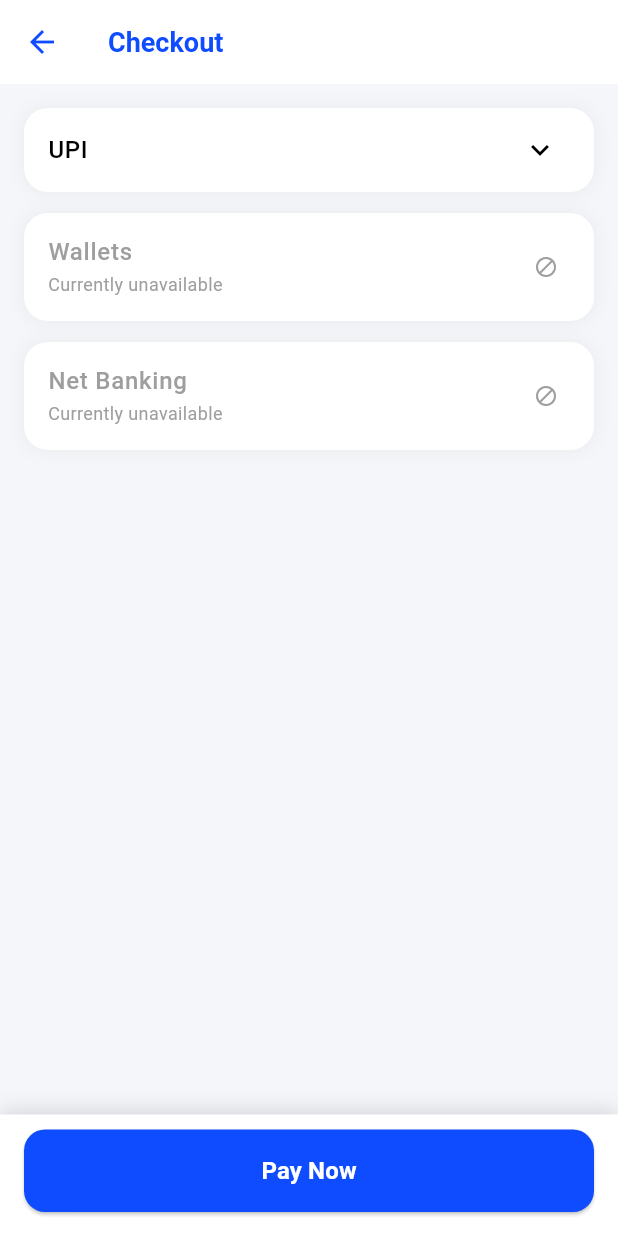
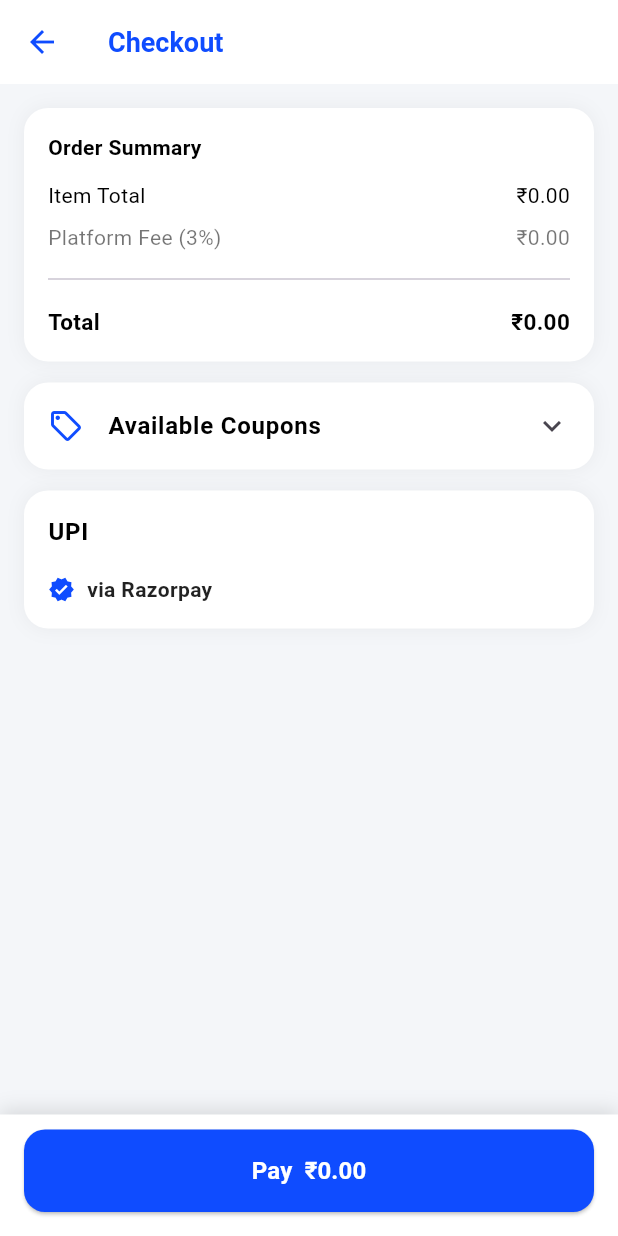
Before and after one commit to NevarkTechnologies/NRK-CFS-M3, a Flutter app: the CheckoutPage screen opened directly, on a phone screen of 412 x 824 dp. Run offline on Flutter 3.47's test engine with Material 3 defaults, Android fonts, the phone set to English and light mode, and no system bars; our stand-ins replace cloud_firestore, firebase_auth, firebase_core, firebase_messaging, fl_chart, flutter_animate and 5 more; missing offline and left inert: dart:html, dart:js, excel, razorpay_flutter; accounts and stored records are empty.

Commit message:
claude code edits

```diff
--- a/Demo_FoodApp/lib/model/notification_model.dart
+++ b/Demo_FoodApp/lib/model/notification_model.dart
@@ -1,13 +1,15 @@
+import 'package:flutter/foundation.dart';
 import '../services/api_service.dart';
 
 class NotificationModel {
   static List<Map<String, dynamic>> notifications = [];
+  static final ValueNotifier<int> refreshSignal = ValueNotifier(0);
 
   static Future<void> fetchNotifications(String userId) async {
     try {
       notifications = await ApiService.getNotifications(userId);
+      refreshSignal.value++;
     } catch (e) {
-      // If API fails, keep empty list or handle error
       notifications = [];
       rethrow;
     }
--- a/Demo_FoodApp/lib/screens/checkout_page.dart
+++ b/Demo_FoodApp/lib/screens/checkout_page.dart
@@ -5,7 +5,6 @@ import 'cart_page.dart';
 import '../services/api_service.dart';
 import '../services/session.dart';
 import '../services/razorpay_helper.dart';
-import 'package:url_launcher/url_launcher.dart';
 
 class CheckoutPage extends StatefulWidget {
   final List<OrderItem>? items;
@@ -29,40 +28,28 @@ class _CheckoutPageState extends State<CheckoutPage> {
   final Color primaryColor = const Color(0xFF0F4CFF);
 
   String selectedMethod = "";
-  String selectedUPIApp = "";
-  String selectedWallet = "";
-  String selectedBank = "";
   bool isSubmitting = false;
-  Future<void> launchUPIApp({
-  required String upiId,
-  required String name,
-  required double amount,
-}) async {
-
-  Uri uri = Uri.parse(
-    "upi://pay?pa=$upiId&pn=$name&am=$amount&cu=INR"
-  );
-
-  if (await canLaunchUrl(uri)) {
-    await launchUrl(
-      uri,
-      mode: LaunchMode.externalApplication,
-    );
-  } else {
-    _showError("UPI app not found");
-  }
-}
-
   final TextEditingController upiController = TextEditingController();
 
   Map<String, dynamic>? _currentOrder;
   Map<String, dynamic>? _razorpayOrder;
+
+  double get _itemTotal {
+    if (widget.isReorder && widget.items != null) {
+      return widget.items!.fold(0.0, (s, i) => s + i.price * i.quantity);
+    }
+    return globalCartItems.fold(0.0, (s, i) => s + (i["price"] as num) * (i["qty"] as int));
+  }
+
+  double get _platformFee => double.parse((_itemTotal * 0.03).toStringAsFixed(2));
+  double get _grandTotal => _itemTotal + _platformFee;
 
   bool get isDark => Theme.of(context).brightness == Brightness.dark;
 
   @override
   void initState() {
     super.initState();
+    selectedMethod = "upi";
     initRazorpay(_handleRazorpaySuccess, _handleRazorpayError);
   }
 
@@ -127,9 +114,9 @@ Container(
           ),
         ),
     ],
-                  _section("UPI", "upi", _upiUI(), cardColor, textColor, isAvailable: true),
-                  _section("Wallets", "wallet", _walletUI(), cardColor, textColor, isAvailable: false),
-                  _section("Net Banking", "bank", _bankUI(), cardColor, textColor, isAvailable: false),
+                  _orderSummaryCard(cardColor, textColor),
+                  _couponsCard(cardColor, textColor),
+                  _section("UPI", "upi", _upiUI(), cardColor, textColor),
                   const SizedBox(height: 100),
                 ],
               ),
@@ -164,8 +151,8 @@ Container(
                     ),
                     onPressed: isSubmitting ? null : _handlePayment,
                     child: Text(
-                      isSubmitting ? "Placing Order..." : "Pay Now",
-                      style: TextStyle(fontSize: 16, fontWeight: FontWeight.w600),
+                      isSubmitting ? "Placing Order..." : "Pay  ₹${_grandTotal.toStringAsFixed(2)}",
+                      style: const TextStyle(fontSize: 16, fontWeight: FontWeight.w600),
                     ),
                   ),
                 ),
@@ -177,9 +164,7 @@ Container(
     );
   }
 
-  Widget _section(String title, String value, Widget child, Color cardColor, Color textColor, {bool isAvailable = true}) {
-    bool isSelected = selectedMethod == value;
-
+  Widget _section(String title, String value, Widget child, Color cardColor, Color textColor) {
     return Container(
       margin: const EdgeInsets.only(bottom: 14),
       decoration: BoxDecoration(
@@ -197,163 +182,90 @@ Container(
           ListTile(
             title: Text(
               title,
-              style: TextStyle(
-                color: isAvailable ? textColor : Colors.grey,
-                fontWeight: isSelected ? FontWeight.bold : FontWeight.w500,
-              ),
+              style: TextStyle(color: textColor, fontWeight: FontWeight.bold),
             ),
-            subtitle: isAvailable
-                ? null
-                : const Text("Currently unavailable", style: TextStyle(color: Colors.grey, fontSize: 12)),
-            trailing: isAvailable
-                ? Icon(
-                    isSelected ? Icons.keyboard_arrow_up : Icons.keyboard_arrow_down,
-                    color: textColor,
-                  )
-                : const Icon(Icons.block, color: Colors.grey, size: 16),
-            onTap: isAvailable ? () {
-              setState(() {
-                selectedMethod = isSelected ? "" : value;
-              });
-            } : null,
           ),
-          if (isSelected && isAvailable)
-            Padding(
-              padding: const EdgeInsets.all(14),
-              child: child,
-            )
+          Padding(
+            padding: const EdgeInsets.fromLTRB(16, 0, 16, 16),
+            child: child,
+          ),
         ],
       ),
     );
   }
 
   Widget _upiUI() {
-    final textColor = isDark ? Colors.white : Colors.black;
-
-    return Column(
-      crossAxisAlignment: CrossAxisAlignment.start,
+    return Row(
       children: [
-        Text("Pay using UPI Apps",
-            style: TextStyle(fontWeight: FontWeight.w600, color: textColor)),
-        const SizedBox(height: 12),
-        Row(
-          mainAxisAlignment: MainAxisAlignment.spaceAround,
-          children: [
-            _upiApp("GPay", "assets/gpay.jpg"),
-            _upiApp("PhonePe", "assets/phonepe.jpg"),
-            _upiApp("Paytm", "assets/paytm.jpg"),
-          ],
+        Icon(Icons.verified, color: primaryColor, size: 18),
+        const SizedBox(width: 8),
+        Text(
+          "via Razorpay",
+          style: TextStyle(
+            fontWeight: FontWeight.w600,
+            color: isDark ? Colors.white70 : Colors.black87,
+          ),
         ),
       ],
     );
   }
 
-  Widget _upiApp(String name, String imagePath) {
-    bool isSelected = selectedUPIApp == name;
-
-    return GestureDetector(
-     onTap: () async {
-  setState(() {
-    selectedUPIApp = name;
-  });
-
-  double totalAmount = widget.items != null
-      ? widget.items!.fold(
-          0.0,
-          (sum, item) => sum + (item.price * item.quantity),
-        ).toDouble()
-      : globalCartItems.fold(
-          0.0,
-          (sum, item) =>
-              sum + ((item["price"] as num) * (item["qty"] as int)),
-        );
-
-  await launchUPIApp(
-    upiId: "yourupi@oksbi",
-    name: "LunchTime",
-    amount: totalAmount,
-  );
-},
+  Widget _orderSummaryCard(Color cardColor, Color textColor) {
+    final subColor = isDark ? Colors.white60 : Colors.black54;
+    return Container(
+      margin: const EdgeInsets.only(bottom: 14),
+      padding: const EdgeInsets.all(16),
+      decoration: BoxDecoration(
+        color: cardColor,
+        borderRadius: BorderRadius.circular(16),
+        boxShadow: [BoxShadow(color: isDark ? Colors.black54 : Colors.black.withValues(alpha: 0.05), blurRadius: 10)],
+      ),
       child: Column(
+        crossAxisAlignment: CrossAxisAlignment.start,
         children: [
-          Container(
-            padding: const EdgeInsets.all(2),
-            decoration: BoxDecoration(
-              shape: BoxShape.circle,
-              border: Border.all(
-                color: isSelected ? primaryColor : Colors.transparent,
-                width: 2,
-              ),
-            ),
-            child: CircleAvatar(
-              radius: 24,
-              backgroundColor: isDark ? const Color(0xFF1E293B) : Colors.white,
-              child: ClipOval(
-                child: Image.asset(
-                  imagePath,
-                  width: 48, // Increased to perfectly fit the CircleAvatar diameter
-                  height: 48, // Increased to perfectly fit the CircleAvatar diameter
-                  fit: BoxFit.cover, // Changed from contain to cover to eliminate whitespace
-                  errorBuilder: (context, error, stackTrace) {
-                    return Icon(Icons.account_balance_wallet, color: primaryColor);
-                  },
-                ),
-              ),
-            ),
-          ),
-          const SizedBox(height: 6),
-          Text(name, style: TextStyle(color: isDark ? Colors.white : Colors.black))
+          Text("Order Summary", style: TextStyle(fontWeight: FontWeight.bold, color: textColor)),
+          const SizedBox(height: 12),
+          _summaryRow("Item Total", "₹${_itemTotal.toStringAsFixed(2)}", textColor),
+          const SizedBox(height: 8),
+          _summaryRow("Platform Fee (3%)", "₹${_platformFee.toStringAsFixed(2)}", subColor),
+          const Padding(padding: EdgeInsets.symmetric(vertical: 10), child: Divider()),
+          _summaryRow("Total", "₹${_grandTotal.toStringAsFixed(2)}", textColor, bold: true),
         ],
       ),
     );
   }
 
-  Widget _walletUI() {
-    return Column(
-      children: [
-        _walletTile("Paytm"),
-        _walletTile("PhonePe"),
-        _walletTile("Amazon Pay"),
-      ],
+  Widget _summaryRow(String label, String value, Color color, {bool bold = false}) {
+    final style = TextStyle(color: color, fontWeight: bold ? FontWeight.bold : FontWeight.normal, fontSize: bold ? 15 : 14);
+    return Row(
+      mainAxisAlignment: MainAxisAlignment.spaceBetween,
+      children: [Text(label, style: style), Text(value, style: style)],
     );
   }
 
-  Widget _walletTile(String name) {
-    final textColor = isDark ? Colors.white : Colors.black;
-
-    return ListTile(
-      title: Text(name, style: TextStyle(color: textColor)),
-      trailing: Radio(
-        value: name,
-        groupValue: selectedWallet,
-        activeColor: primaryColor,
-        onChanged: (value) {
-          setState(() {
-            selectedWallet = value.toString();
-          });
-        },
+  Widget _couponsCard(Color cardColor, Color textColor) {
+    return Container(
+      margin: const EdgeInsets.only(bottom: 14),
+      decoration: BoxDecoration(
+        color: cardColor,
+        borderRadius: BorderRadius.circular(16),
+        boxShadow: [BoxShadow(color: isDark ? Colors.black54 : Colors.black.withValues(alpha: 0.05), blurRadius: 10)],
       ),
-    );
-  }
-
-  Widget _bankUI() {
-    return DropdownButtonFormField<String>(
-      initialValue: selectedBank.isEmpty ? null : selectedBank,
-      hint: const Text("Select Bank"),
-      items: ["HDFC", "ICICI", "SBI", "Axis"]
-        .map((e) => DropdownMenuItem(value: e, child: Text(e)))
-        .toList(),
-      onChanged: (value) {
-        setState(() {
-          selectedBank = value!;
-        });
-      },
-      decoration: InputDecoration(
-        filled: true,
-        fillColor: isDark ? const Color(0xFF0F172A) : const Color(0xFFF4F6F9),
-        border: OutlineInputBorder(
-          borderRadius: BorderRadius.circular(12),
-          borderSide: BorderSide.none,
+      child: Theme(
+        data: Theme.of(context).copyWith(dividerColor: Colors.transparent),
+        child: ExpansionTile(
+          tilePadding: const EdgeInsets.symmetric(horizontal: 16),
+          leading: Icon(Icons.local_offer_outlined, color: primaryColor),
+          title: Text("Available Coupons", style: TextStyle(color: textColor, fontWeight: FontWeight.bold)),
+          children: [
+            Padding(
+              padding: const EdgeInsets.fromLTRB(16, 0, 16, 16),
+              child: Text(
+                "No coupons available at the moment.",
+                style: TextStyle(color: isDark ? Colors.white54 : Colors.black45, fontSize: 13),
+              ),
+            ),
+          ],
         ),
       ),
     );
--- a/Demo_FoodApp/lib/services/razorpay_web.dart
+++ b/Demo_FoodApp/lib/services/razorpay_web.dart
@@ -1,6 +1,8 @@
 import 'dart:js' as js;
 
-const String _razorpayKey = String.fromEnvironment('RAZORPAY_KEY_ID');
+//const String _razorpayKey = String.fromEnvironment('RAZORPAY_KEY_ID');
+const String _razorpayKey = 'rzp_live_T57tivYC7IK1Tk';
+
 
 late void Function(Map<String, dynamic>) _paymentSuccessCallback;
 late void Function(String) _paymentErrorCallback;
@@ -41,7 +43,7 @@ Future<void> openRazorpayCheckout(
       'key': _razorpayKey,
       'amount': razorpayOrder['amount'],
       'currency': razorpayOrder['currency'] ?? 'INR',
-      'name': 'Food App Lunchtime',
+      'name': 'Nevark\'s BenchBites',
       'order_id': razorpayOrder['id'],
       'description': 'Order Payment',
       'prefill': prefill,
--- a/Demo_FoodApp/lib/services/session.dart
+++ b/Demo_FoodApp/lib/services/session.dart
@@ -30,6 +30,8 @@ class AppSession {
 
     return cafeData?.toString() ?? "";
   }
+
+  static String get phone => currentUser?["phone"]?.toString() ?? "";
 
   static String get paymentLabel =>
       currentUser?["paymentLabel"]?.toString() ?? "UPI";
```
Also changed, not shown: Demo_FoodApp/lib/screens/cart_page.dart (+4 -3 lines), Demo_FoodApp/lib/screens/detail_page.dart (+6 -5 lines), Demo_FoodApp/lib/screens/login_page.dart (+37 -0 lines), Demo_FoodApp/lib/screens/notification_page.dart (+46 -7 lines), Demo_FoodApp/lib/services/notification_service.dart (+13 -3 lines), Demo_FoodApp/lib/services/razorpay_mobile.dart (+5 -4 lines), 4 other files.
